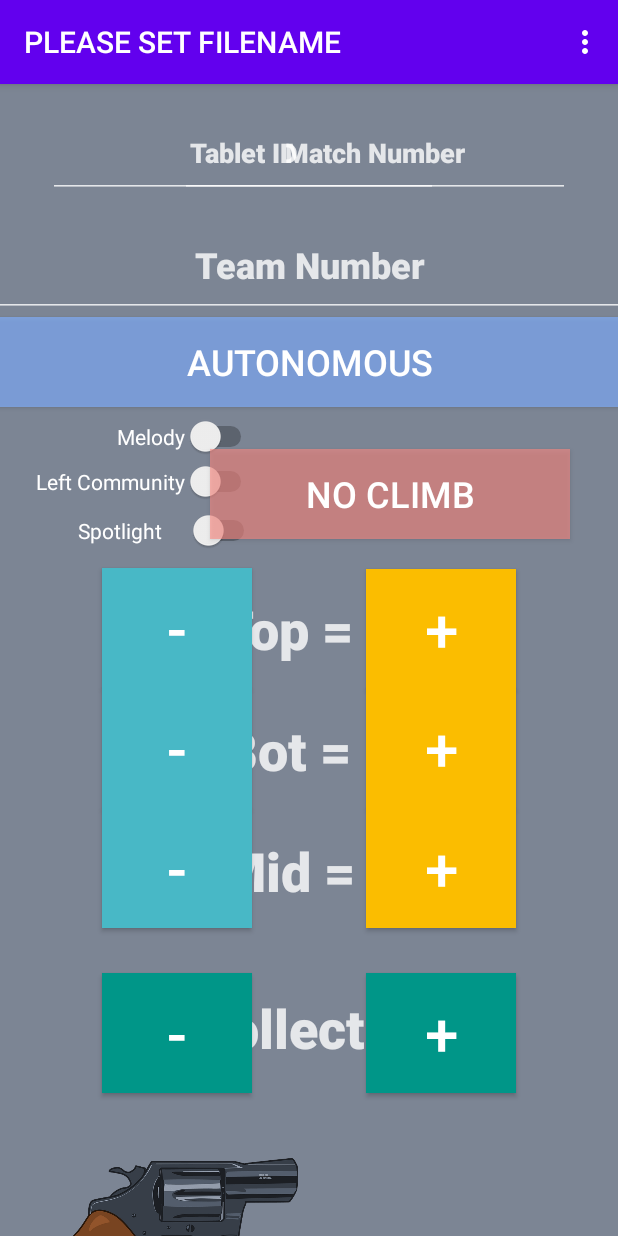
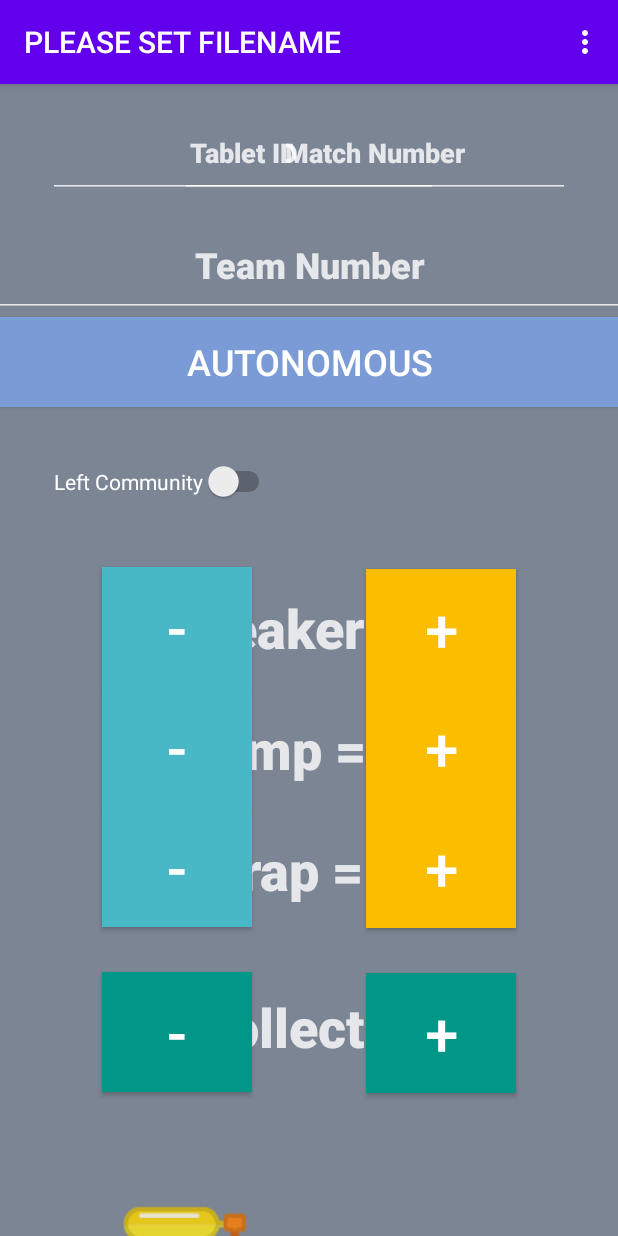
Before and after one commit to frc4911/2024-Cresendo-Scouting-App, an Android app: the screen it shows after launch (MainActivity), after a tap on "START MATCH", on a phone screen of 412 x 824 dp. Run offline under Robolectric (Android 15) with nearby library versions, the light colour scheme and no system bars.

Commit message:
Update 1.0 Official release May add battlepass soon

```diff
--- a/app/src/main/java/com/example/a2024frcscoutingapp/FileNameDialogFragment.java
+++ b/app/src/main/java/com/example/a2024frcscoutingapp/FileNameDialogFragment.java
@@ -33,11 +33,10 @@ public class FileNameDialogFragment extends DialogFragment {
         //get the spinner from the xml
         Spinner eventNameDropdown = view.findViewById(R.id.event_name_spinner);
         List<String> eventNames = new ArrayList<>();
-        eventNames.add("glacier_peak");
-        eventNames.add("sammamish");
-        eventNames.add("cheyenne");
-        eventNames.add("pnw_champs");
-        eventNames.add("world_champs");
+        eventNames.add("auburn");
+        eventNames.add("bonny lake");
+        eventNames.add("potland");
+        //eventNames.add("world_champs"); fingers crossed
 
         ArrayAdapter<String> adapter = new ArrayAdapter<>(getActivity(), android.R.layout.simple_spinner_dropdown_item, eventNames);
         eventNameDropdown.setAdapter(adapter);
@@ -61,11 +60,13 @@ public class FileNameDialogFragment extends DialogFragment {
                 .setPositiveButton("Save", new DialogInterface.OnClickListener() {
                     @Override
                     public void onClick(DialogInterface dialog, int id) {
-                        String fileName = "2024 Cresendo" + (String) eventNameDropdown.getSelectedItem() + "_" + (String) tabletIdDropdown.getSelectedItem() + ".csv";
+                        String fileName = "2024 Cresendo " + (String) eventNameDropdown.getSelectedItem() + "_" + (String) tabletIdDropdown.getSelectedItem() + ".csv";
                         SharedPreferences sharedPref = getActivity().getPreferences(Context.MODE_PRIVATE);
                         SharedPreferences.Editor editor = sharedPref.edit();
                         editor.putString(MainActivity.FIlE_NAME_KEY, fileName);
                         editor.apply();
+                        FileNotif notifier = (FileNotif) getActivity();
+                        notifier.onFileChanged();
                     }
                 })
                 .setNegativeButton("Cancel", new DialogInterface.OnClickListener() {
--- /dev/null
+++ b/app/src/main/java/com/example/a2024frcscoutingapp/FileNotif.java
@@ -0,0 +1,6 @@
+package com.example.a2024frcscoutingapp;
+
+public interface FileNotif {
+    public void onFileChanged();
+
+}
--- a/app/src/main/java/com/example/a2024frcscoutingapp/MainActivity.java
+++ b/app/src/main/java/com/example/a2024frcscoutingapp/MainActivity.java
@@ -21,6 +21,7 @@ import android.view.View;
 import android.widget.Button;
 import android.widget.EditText;
 
+//import android.widget.ImageView;
 import android.widget.MediaController;
 import android.widget.RatingBar;
 import android.widget.Switch;
@@ -45,7 +46,7 @@ import java.util.Objects;
 import java.util.Random;
 
 //ignore all the commented out things :)
-public class MainActivity extends AppCompatActivity {
+public class MainActivity extends AppCompatActivity implements FileNotif {
 
 
     private VideoView vid;
@@ -77,7 +78,7 @@ public class MainActivity extends AppCompatActivity {
     /////new variables
     private int trap;
 
-    private boolean spotlight;
+
 
     private boolean melody;
 
@@ -139,9 +140,10 @@ public class MainActivity extends AppCompatActivity {
     private Button bSave;
     private Button bRoullete1, bRoullete2, bRoullete3, bRoullete4, bRoullete5, bRoullete6;
 
-    private TextView tSpeaker, tAmp, tTrap, tCollect;
+    private TextView tSpeaker, tAmp, tTrap, tCollect, textView;
+    //private ImageView imageView;
 
-    private static boolean leftCommunity, zMelody;
+    private static boolean leftCommunity, zMelody, zSpotlight;
 
     private static int zMatchNumber, zScoutID, zAllianceColor,
             zTeamNumber,
@@ -179,7 +181,7 @@ public class MainActivity extends AppCompatActivity {
     private static final int secretPurple = Color.argb(254, 179, 136, 255); //?
 
 
-    private String[] climbDisplayText = {"No Climb", "Climb", "Park"};
+    private String[] climbDisplayText = {"No Climb", "Park", "Climb", "Spotlight Climb"};
 
     private Map<Integer, List<String>> matchMap = new HashMap<>();
 
@@ -190,9 +192,7 @@ public class MainActivity extends AppCompatActivity {
     @Override
     protected void onCreate(Bundle savedInstanceState) {
         super.onCreate(savedInstanceState);
-        SharedPreferences sharedPref = this.getPreferences(Context.MODE_PRIVATE);
-        String defaultValue = sharedPref.getString(FIlE_NAME_KEY, "PLEASE SET FILENAME");
-        setTitle(defaultValue);
+        readFileName();
         setContentView(R.layout.activity_main);
 
         lConstraint = findViewById(R.id.lConstraint);
@@ -205,7 +205,7 @@ public class MainActivity extends AppCompatActivity {
         //bAllianceColor = findViewById(R.id.bAllianceColor);
         bMatchPhase = findViewById(R.id.bMatchPhase);
         bTarmac = findViewById(R.id.bInitiationLine);
-        bPlusAmp = findViewById(R.id.bPlusSpeaker);
+        bPlusAmp = findViewById(R.id.bPlusAmp);
         bMinusAmp = findViewById(R.id.bMinusAmp);
         bMinusSpeaker = findViewById(R.id.bMinusSpeaker);
         bPlusSpeaker = findViewById(R.id.bPlusSpeaker);
@@ -218,15 +218,15 @@ public class MainActivity extends AppCompatActivity {
         bRoullete4 = findViewById(R.id.bRoullete4);
         bRoullete5 = findViewById(R.id.bRoullete5);
         bRoullete6 = findViewById(R.id.bRoullete6);
-
+        textView = findViewById(R.id.textView);
+        //imageView = findViewById(R.id.imageView);
         bRobotProblem = findViewById(R.id.bRobotProblem);
 
         bFoul = findViewById(R.id.bFoul);
         bPlusCollect = findViewById(R.id.bPlusCollect);
         bMinusCollect = findViewById(R.id.bMinusCollect);
         sLeftCommunity = findViewById(R.id.sLeftCommunity);
-        sSpotlight = findViewById(R.id.sSpotlight);
-        sMelody = findViewById(R.id.sMelody);
+
 
         bCard = findViewById(R.id.bCard);
         bSave = findViewById(R.id.bSave);
@@ -242,6 +242,12 @@ public class MainActivity extends AppCompatActivity {
         setAllElementEditability();
 
         matchMap = parseMatchFile();
+    }
+
+    private void readFileName() {
+        SharedPreferences sharedPref = this.getPreferences(Context.MODE_PRIVATE);
+        String defaultValue = sharedPref.getString(FIlE_NAME_KEY, "PLEASE SET FILENAME");
+        setTitle(defaultValue);
     }
 
     @Override
@@ -328,6 +334,7 @@ public class MainActivity extends AppCompatActivity {
             middleDisplayAmp = zAutoAmp;
             collect = zCollect;
 
+
         } else {
 
             upperDisplaySpeaker = zSpeaker;
@@ -336,9 +343,9 @@ public class MainActivity extends AppCompatActivity {
             collect = zCollect;
 
         }
-        tSpeaker.setText("Top = " + upperDisplaySpeaker);
-        tTrap.setText("Mid = " + lowerDisplayTrap);
-        tAmp.setText("Bot = " + middleDisplayAmp);
+        tSpeaker.setText("Speaker = " + upperDisplaySpeaker);
+        tTrap.setText("Trap = " + lowerDisplayTrap);
+        tAmp.setText("Amp = " + middleDisplayAmp);
         tCollect.setText("Collect: " + collect);
     }
 
@@ -355,12 +362,13 @@ public class MainActivity extends AppCompatActivity {
     }
     private void noMoreFun()
     {
-        bRoullete1.setVisibility(View.GONE);
-        bRoullete2.setVisibility(View.GONE);
-        bRoullete3.setVisibility(View.GONE);
-        bRoullete4.setVisibility(View.GONE);
-        bRoullete5.setVisibility(View.GONE);
-        bRoullete6.setVisibility(View.GONE);
+        bRoullete1.setVisibility(View.INVISIBLE);
+        bRoullete2.setVisibility(View.INVISIBLE);
+        bRoullete3.setVisibility(View.INVISIBLE);
+        bRoullete4.setVisibility(View.INVISIBLE);
+        bRoullete5.setVisibility(View.INVISIBLE);
+        bRoullete6.setVisibility(View.INVISIBLE);
+        textView.setVisibility(View.INVISIBLE);
     }
 
     private void moreFun()
@@ -371,6 +379,7 @@ public class MainActivity extends AppCompatActivity {
         bRoullete4.setVisibility(View.VISIBLE);
         bRoullete5.setVisibility(View.VISIBLE);
         bRoullete6.setVisibility(View.VISIBLE);
+        textView.setVisibility(View.VISIBLE);
     }
 
 
@@ -397,6 +406,8 @@ public class MainActivity extends AppCompatActivity {
                 isAuto = true;
                 saveEnabled = false;
                 lConstraint.setBackgroundColor(backgroundBlue);
+                sLeftCommunity.setVisibility(View.VISIBLE);
+                bTarmac.setVisibility(View.INVISIBLE);
                 updateBTarmac();
                 break;
 
@@ -412,6 +423,8 @@ public class MainActivity extends AppCompatActivity {
                 lConstraint.setBackgroundColor(backgroundBlack);
                 isAuto = false;
                 saveEnabled = true;
+                sLeftCommunity.setVisibility(View.INVISIBLE);
+                bTarmac.setVisibility(View.VISIBLE);
                 updateBTarmac();
                 break;
 
@@ -434,11 +447,11 @@ public class MainActivity extends AppCompatActivity {
 
     public void clickTarmac(View v){
         if(isAuto){
-            zAutoTarmac = (zAutoTarmac + 1)%3;
+            zAutoTarmac = (zAutoTarmac + 1)% climbDisplayText.length;
             updateBTarmac();
         }
         else{
-            zTarmac = (zTarmac + 1)%3;
+            zTarmac = (zTarmac + 1)% climbDisplayText.length;
             updateBTarmac();
         }
     }
@@ -588,12 +601,12 @@ public class MainActivity extends AppCompatActivity {
     public void clickSpotlight(View v){
 
         if(isAuto) {
-            if (spotlight == false) {
-                spotlight = true;
+            if (zSpotlight == false) {
+                zSpotlight = true;
             } else {
-                spotlight = false;
+                zSpotlight = false;
             }
-            sSpotlight.setChecked(spotlight);
+            sSpotlight.setChecked(zSpotlight);
         }
     }
 
@@ -748,12 +761,9 @@ public class MainActivity extends AppCompatActivity {
             writeString(b, "score_amp_auto");
             writeString(b, "score_speaker_auto");
             writeString(b, "score_trap_auto");
-            writeString(b, "leave");
             writeString(b, "score_amp_tele");
             writeString(b, "score_speaker_tele");
             writeString(b, "score_trap_tele");
-            writeString(b, "Spotlight");
-            writeString(b, "Melody");
             writeString(b, "Climb");
             writeString(b, "Collect");
             writeString(b, "Robot Problem");
@@ -766,7 +776,9 @@ public class MainActivity extends AppCompatActivity {
             b.append("\n");
 
         }
-        String[] displayText = {"No Climb", "Park", "Climb"};
+
+        String[] displayText = {"No Climb", "Park", "Climb", "Spotlight Climb"};
+        int[] climbPoints = {0, 1, 3, 4};
         String[] displayTypeText = {"Offensive", "Transfer", "Defensive"};
         String[] displayTextProblem = {"No Robot Problem", "Broken Parts", "Dead Partially", "Dead All Match"};
         write(b, zMatchNumber);
@@ -779,15 +791,18 @@ public class MainActivity extends AppCompatActivity {
         write(b, zAmp);
         write(b, zSpeaker);
         write(b, zTrap);
-        writeBoolean(b, spotlight);
-        writeBoolean(b, zMelody);
-        writeString(b, displayText[zAutoTarmac]);
-
+        write(b, climbPoints[zTarmac]);
         write(b, zCollect);
         writeString(b, displayTextProblem[zRobotProblem]);
         write(b, zFoul);
         write(b, zCard);
-        writeBoolean(b, leftCommunity);
+        if (leftCommunity) {
+            write(b, 2);
+        }
+        else {
+            write(b, 0);
+        }
+        //writeBoolean(b, leftCommunity);
         //writeFloat(b, rDefenseBar.getRating());
         //writeString(b, strDefenseRating);
         //writeString(b, displayTypeText[zType]);
@@ -888,5 +903,9 @@ public class MainActivity extends AppCompatActivity {
         }
     }
 
+    @Override
+    public void onFileChanged() {
+        readFileName();
+    }
 }
 //"a useless program created by Jonathan Chu" - Gavin Wan
--- a/app/src/main/res/layout/activity_main.xml
+++ b/app/src/main/res/layout/activity_main.xml
@@ -18,14 +18,14 @@
             android:layout_width="150dp"
             android:layout_height="75dp"
             android:layout_marginStart="24dp"
-            android:layout_marginTop="41dp"
+            android:layout_marginTop="29dp"
             android:background="#978AFF00"
             android:onClick="clickFoul"
             android:text="No Foul"
             android:textColor="#FFFFFF"
             android:textSize="24sp"
             app:layout_constraintStart_toStartOf="parent"
-            app:layout_constraintTop_toBottomOf="@+id/imageView" />
+            app:layout_constraintTop_toBottomOf="@+id/tFireArm" />
 
         <Button
             android:id="@+id/bRobotProblem"
@@ -162,6 +162,19 @@
             app:layout_constraintStart_toEndOf="@+id/bMinusCollect"
             app:layout_constraintTop_toBottomOf="@+id/tTrap" />
 
+        <TextView
+            android:id="@+id/tFireArm"
+            android:layout_width="118dp"
+            android:layout_height="127dp"
+            android:layout_marginStart="60dp"
+            android:layout_marginTop="45dp"
+            android:fontFamily="sans-serif-black"
+            android:text="🔫"
+            android:textColor="#CDFFFFFF"
+            android:textSize="96sp"
+            app:layout_constraintStart_toStartOf="parent"
+            app:layout_constraintTop_toBottomOf="@+id/bMinusCollect" />
+
         <Button
             android:id="@+id/bMinusCollect"
             android:layout_width="100dp"
@@ -195,7 +208,7 @@
             android:id="@+id/bRoullete1"
             android:layout_width="60dp"
             android:layout_height="80dp"
-            android:layout_marginStart="12dp"
+            android:layout_marginStart="47dp"
             android:background="#000000"
             android:clickable="true"
             android:gravity="center"
@@ -203,8 +216,8 @@
             android:text="1"
             android:textColor="#FFFFFF"
             android:textSize="40sp"
-            app:layout_constraintBottom_toBottomOf="@+id/imageView"
-            app:layout_constraintStart_toEndOf="@+id/imageView" />
+            app:layout_constraintBottom_toBottomOf="@+id/tFireArm"
+            app:layout_constraintStart_toEndOf="@+id/tFireArm" />
 
         <Button
             android:id="@+id/bRoullete3"
@@ -216,7 +229,7 @@
             android:text="3"
             android:textColor="#FFFFFF"
             android:textSize="40sp"
-            app:layout_constraintBottom_toBottomOf="@+id/imageView"
+            app:layout_constraintBottom_toBottomOf="@+id/bRoullete2"
             app:layout_constraintStart_toEndOf="@+id/bRoullete2" />
 
         <Button
@@ -229,7 +242,7 @@
             android:text="2"
             android:textColor="#FFFFFF"
             android:textSize="40sp"
-            app:layout_constraintBottom_toBottomOf="@+id/imageView"
+            app:layout_constraintBottom_toBottomOf="@+id/bRoullete1"
             app:layout_constraintStart_toEndOf="@+id/bRoullete1" />
 
         <Button
@@ -242,7 +255,7 @@
             android:text="4"
             android:textColor="#FFFFFF"
             android:textSize="40sp"
-            app:layout_constraintBottom_toBottomOf="@+id/imageView"
+            app:layout_constraintBottom_toBottomOf="@+id/bRoullete3"
             app:layout_constraintStart_toEndOf="@+id/bRoullete3" />
 
         <Button
@@ -255,7 +268,7 @@
             android:text="5"
             android:textColor="#FFFFFF"
             android:textSize="40sp"
-            app:layout_constraintBottom_toBottomOf="@+id/imageView"
+            app:layout_constraintBottom_toBottomOf="@+id/bRoullete4"
             app:layout_constraintStart_toEndOf="@+id/bRoullete4" />
 
         <Button
@@ -268,7 +281,7 @@
             android:text="6"
             android:textColor="#FFFFFF"
             android:textSize="40sp"
-            app:layout_constraintBottom_toBottomOf="@+id/imageView"
+            app:layout_constraintBottom_toBottomOf="@+id/bRoullete5"
             app:layout_constraintStart_toEndOf="@+id/bRoullete5" />
 
         <TextView
@@ -303,14 +316,14 @@
             android:layout_width="100dp"
             android:layout_height="80dp"
             android:layout_marginStart="68dp"
-            android:layout_marginTop="10dp"
+            android:layout_marginTop="43dp"
             android:background="#48B8C6"
             android:onClick="clickMinusSpeaker"
             android:text="-"
             android:textColor="@color/white"
             android:textSize="40sp"
             app:layout_constraintStart_toStartOf="parent"
-            app:layout_constraintTop_toBottomOf="@+id/sSpotlight" />
+            app:layout_constraintTop_toBottomOf="@+id/sLeftCommunity" />
 
         <Button
             android:id="@+id/bMinusAmp"
@@ -401,25 +414,13 @@
             android:id="@+id/sLeftCommunity"
             android:layout_width="wrap_content"
             android:layout_height="wrap_content"
-            android:layout_marginStart="24dp"
+            android:layout_marginStart="36dp"
             android:layout_marginTop="96dp"
             android:onClick="clickCommunity"
             android:text="Left Community"
             android:textColor="#FFFFFF"
             app:layout_constraintStart_toStartOf="parent"
             app:layout_constraintTop_toBottomOf="@+id/eTeamNumber" />
-
-        <Switch
-            android:id="@+id/sMelody"
-            android:layout_width="wrap_content"
-            android:layout_height="wrap_content"
-            android:layout_marginStart="78dp"
-            android:layout_marginTop="6dp"
-            android:onClick="clickMelody"
-            android:text="Melody"
-            android:textColor="#FFFFFF"
-            app:layout_constraintStart_toStartOf="parent"
-            app:layout_constraintTop_toBottomOf="@+id/bMatchPhase" />
 
         <androidx.constraintlayout.widget.Guideline
             android:id="@+id/guideline2"
@@ -428,17 +429,6 @@
             android:orientation="horizontal"
             app:layout_constraintGuide_begin="20dp" />
 
-        <Switch
-            android:id="@+id/sSpotlight"
-            android:layout_width="121dp"
-            android:layout_height="30dp"
-            android:layout_marginStart="52dp"
-            android:layout_marginTop="4dp"
-            android:text="Spotlight"
-            android:textColor="#FFFFFF"
-            app:layout_constraintStart_toStartOf="parent"
-            app:layout_constraintTop_toBottomOf="@+id/sLeftCommunity" />
-
         <VideoView
             android:id="@+id/videoView4"
             android:layout_width="0dp"
@@ -446,16 +436,6 @@
             app:layout_constraintBottom_toBottomOf="parent"
             app:layout_constraintStart_toStartOf="parent"
             app:layout_constraintTop_toTopOf="parent" />
-
-        <ImageView
-            android:id="@+id/imageView"
-            android:layout_width="193dp"
-            android:layout_height="117dp"
-            android:layout_marginStart="16dp"
-            android:layout_marginTop="43dp"
-            app:layout_constraintStart_toStartOf="parent"
-            app:layout_constraintTop_toBottomOf="@+id/bMinusCollect"
-            app:srcCompat="@drawable/snubnose" />
 
         <TextView
             android:id="@+id/textView"
```
Also changed, not shown: 3 other files.
